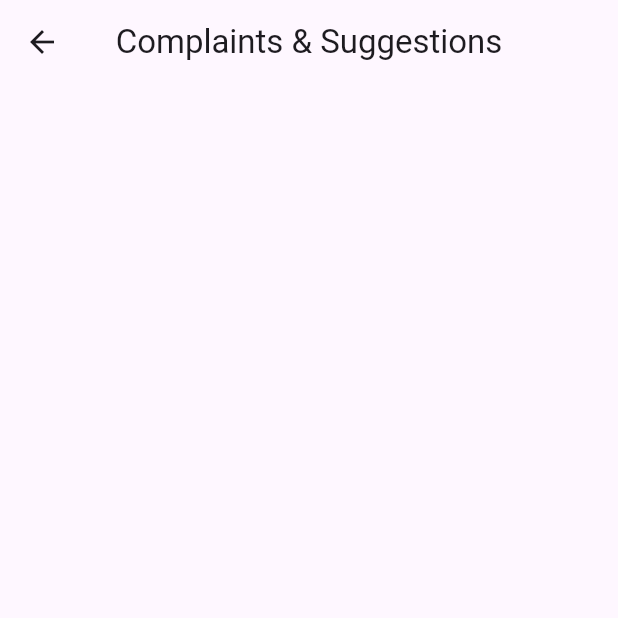
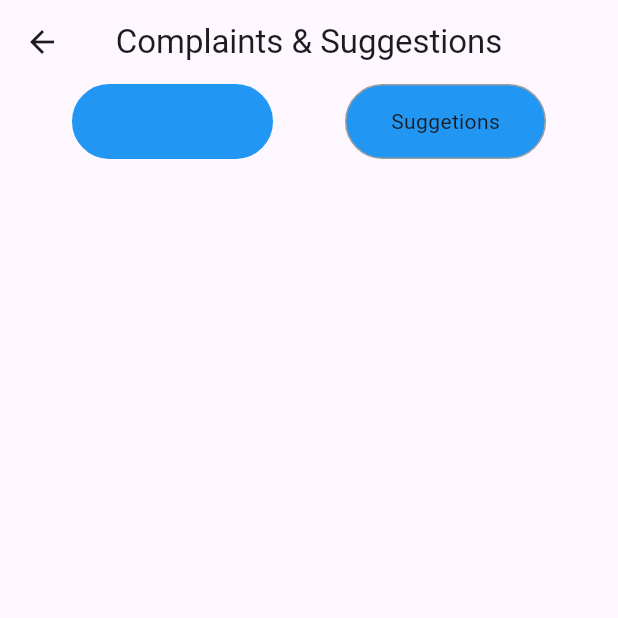
Before and after one commit to HumbleGh/shortchanged, a Flutter app: the ComplainsScreen screen opened directly, on a phone screen of 412 x 824 dp, the top half of it. Run offline on Flutter 3.47's test engine with Material 2 defaults, Android fonts, the phone set to English and light mode, and no system bars; our stand-ins replace flutter_svg, gap, get, google_fonts.

Commit message:
code refactoring

```diff
--- a/lib/pages/settings/complains_screen.dart
+++ b/lib/pages/settings/complains_screen.dart
@@ -1,4 +1,7 @@
 import 'package:flutter/material.dart';
+import 'package:shortchanged/pages/settings/conplaints.dart';
+import 'package:shortchanged/pages/settings/suggestions.dart';
+import 'package:shortchanged/utils/app_layout.dart';
 
 class ComplainsScreen extends StatefulWidget {
   const ComplainsScreen({super.key});
@@ -8,6 +11,11 @@ class ComplainsScreen extends StatefulWidget {
 }
 
 class _ComplainsScreenState extends State<ComplainsScreen> {
+  final List<Widget> tabContents = [
+    const Complaints(),
+    const Suggestions(),
+  ];
+
   @override
   Widget build(BuildContext context) {
     return Scaffold(
@@ -17,6 +25,42 @@ class _ComplainsScreenState extends State<ComplainsScreen> {
         ),
         centerTitle: true,
       ),
+      body: Row(mainAxisAlignment: MainAxisAlignment.spaceEvenly, children: [
+        GestureDetector(
+          onTap: () {
+            setState(() {});
+          },
+          child: Container(
+            height: 50,
+            width: 134,
+            decoration: BoxDecoration(
+              borderRadius: BorderRadius.circular(AppLayout.getHeight(50)),
+              color: Colors.blue,
+              border: Border.all(
+                color: Colors.blue,
+                width: AppLayout.getHeight(1.0),
+              ),
+            ),
+          ),
+        ),
+        Container(
+          height: 50,
+          width: 134,
+          decoration: BoxDecoration(
+            borderRadius: BorderRadius.circular(AppLayout.getHeight(50)),
+            color: Colors.blue,
+            border: Border.all(
+              color: Colors.grey,
+              width: AppLayout.getHeight(1.0),
+            ),
+          ),
+          child: Center(
+            child: Text(
+              'Suggetions',
+            ),
+          ),
+        ),
+      ]),
     );
   }
 }
```
Also changed, not shown: lib/pages/settings/conplaints.dart (added, +10 -0 lines), lib/pages/settings/suggestions.dart (added, +14 -0 lines).
